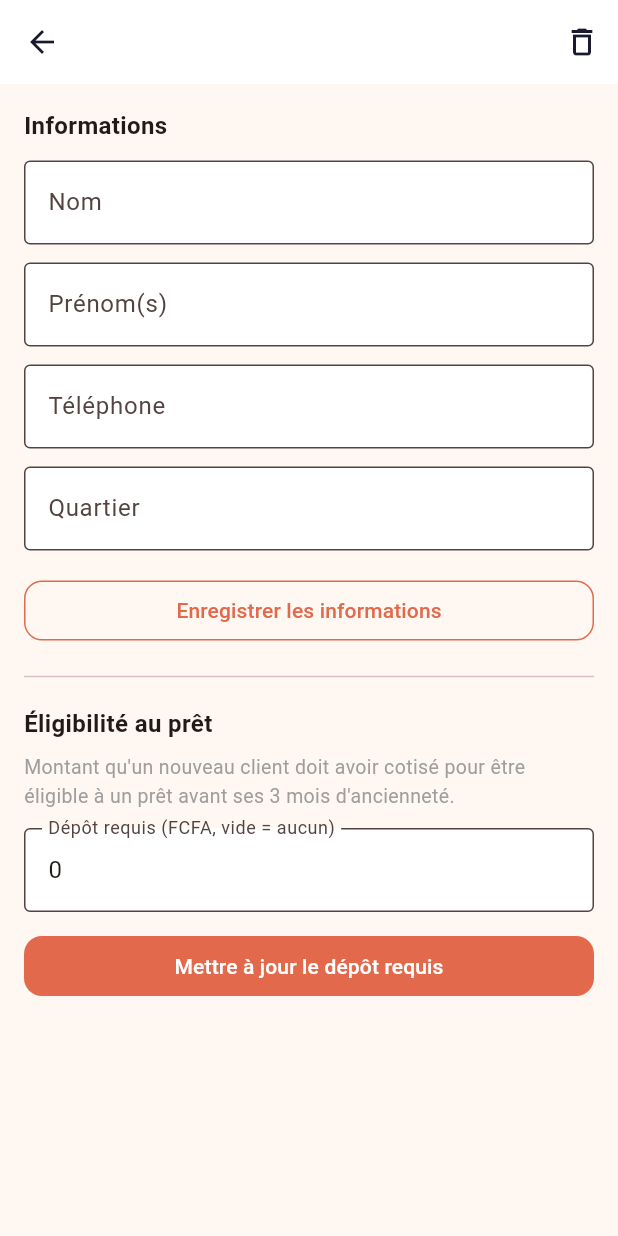
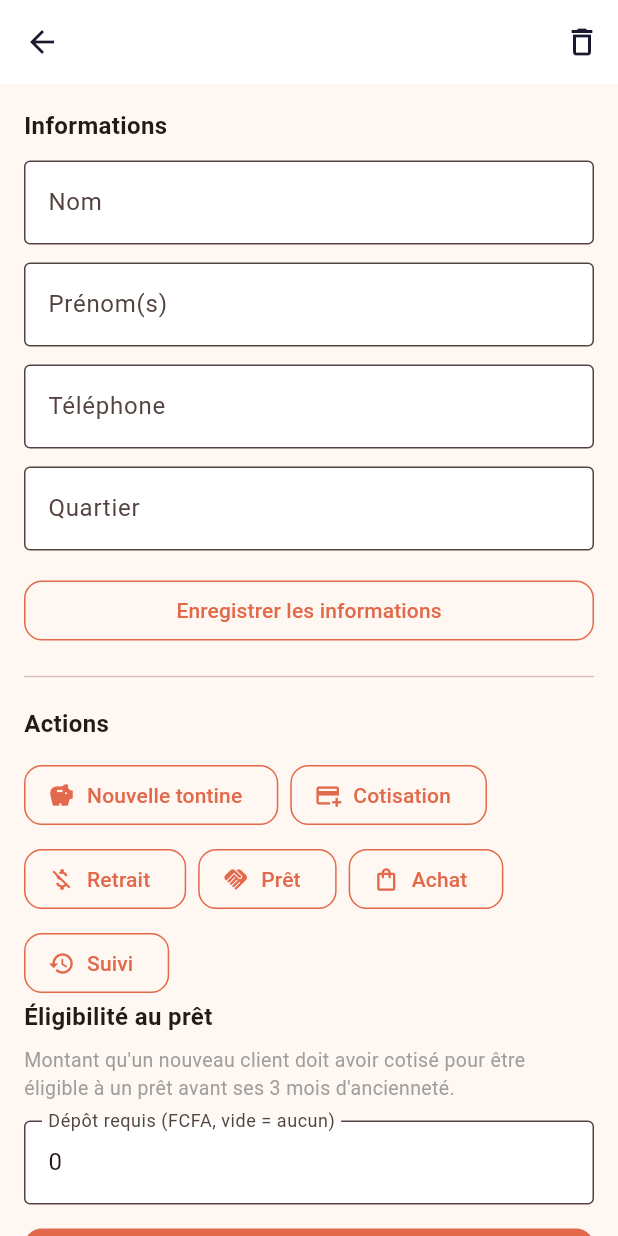
Before and after one commit to Annie-sacha/cooped-app, a Flutter app: the ClientAdminDetailScreen screen opened directly with empty values, on a phone screen of 412 x 824 dp. Run offline on Flutter 3.47's test engine with Material 3 defaults, Android fonts, the light colour scheme and no system bars; our stand-ins replace dio, flutter_secure_storage, go_router; accounts and stored records are empty.

Commit message:
actions rapides pour l'admin, validation prets côté web, admin

```diff
--- a/lib/core/api/promoteur_service.dart
+++ b/lib/core/api/promoteur_service.dart
@@ -50,4 +50,8 @@ class PromoteurService {
   Future<void> delete(int id) async {
     await _apiClient.dio.delete('/promoteurs/$id');
   }
+
+  Future<void> reinitialiserMotDePasse(int id, String nouveauMotDePasse) async {
+    await _apiClient.dio.put('/promoteurs/$id/mot-de-passe', data: {'nouveauMotDePasse': nouveauMotDePasse});
+  }
 }
--- a/lib/features/admin/clients/client_admin_detail_screen.dart
+++ b/lib/features/admin/clients/client_admin_detail_screen.dart
@@ -2,6 +2,12 @@ import 'package:flutter/material.dart';
 import '../../../core/models/client_model.dart';
 import '../../../core/api/client_service.dart';
 import '../../../core/theme/app_theme.dart';
+import '../../promoteur/tontines/create_tontine_screen.dart';
+import '../../promoteur/tontines/client_tontines_screen.dart';
+import '../../promoteur/operations/retrait_screen.dart';
+import '../../promoteur/operations/pret_screen.dart';
+import '../../promoteur/operations/achat_screen.dart';
+import '../../promoteur/suivi/client_suivi_screen.dart';
 
 class ClientAdminDetailScreen extends StatefulWidget {
   final ClientModel client;
@@ -121,6 +127,38 @@ class _ClientAdminDetailScreenState extends State<ClientAdminDetailScreen> {
                 ),
               ),
               const Divider(height: 40),
+              const Text('Actions', style: TextStyle(fontWeight: FontWeight.bold, fontSize: 16)),
+              const SizedBox(height: 12),
+              Wrap(
+              spacing: 8,
+              runSpacing: 8,
+              children: [
+                OutlinedButton.icon(
+                onPressed: () => Navigator.push(context, MaterialPageRoute(builder: (_) => CreateTontineScreen(clientId: widget.client.id))),
+                icon: const Icon(Icons.savings), label: const Text('Nouvelle tontine'),
+                ),
+                OutlinedButton.icon(
+                onPressed: () => Navigator.push(context, MaterialPageRoute(builder: (_) => ClientTontinesScreen(client: widget.client))),
+                icon: const Icon(Icons.add_card), label: const Text('Cotisation'),
+                ),
+                OutlinedButton.icon(
+                onPressed: () => Navigator.push(context, MaterialPageRoute(builder: (_) => RetraitScreen(client: widget.client))),
+                icon: const Icon(Icons.money_off), label: const Text('Retrait'),
+                ),
+                OutlinedButton.icon(
+                onPressed: () => Navigator.push(context, MaterialPageRoute(builder: (_) => PretScreen(client: widget.client))),
+                icon: const Icon(Icons.handshake), label: const Text('Prêt'),
+                ),
+                OutlinedButton.icon(
+                onPressed: () => Navigator.push(context, MaterialPageRoute(builder: (_) => AchatScreen(client: widget.client))),
+                icon: const Icon(Icons.shopping_bag_outlined), label: const Text('Achat'),
+                ),
+                OutlinedButton.icon(
+                onPressed: () => Navigator.push(context, MaterialPageRoute(builder: (_) => ClientSuiviScreen(client: widget.client))),
+                icon: const Icon(Icons.history), label: const Text('Suivi'),
+                ),
+               ],
+              ),
               const Text('Éligibilité au prêt', style: TextStyle(fontWeight: FontWeight.bold, fontSize: 16)),
               const SizedBox(height: 8),
               const Text(
```
Also changed, not shown: lib/features/admin/promoteurs/promoteur_admin_detail_screen.dart (+57 -0 lines), lib/features/promoteur/clients/promoteur_clients_screen.dart (+35 -6 lines).
